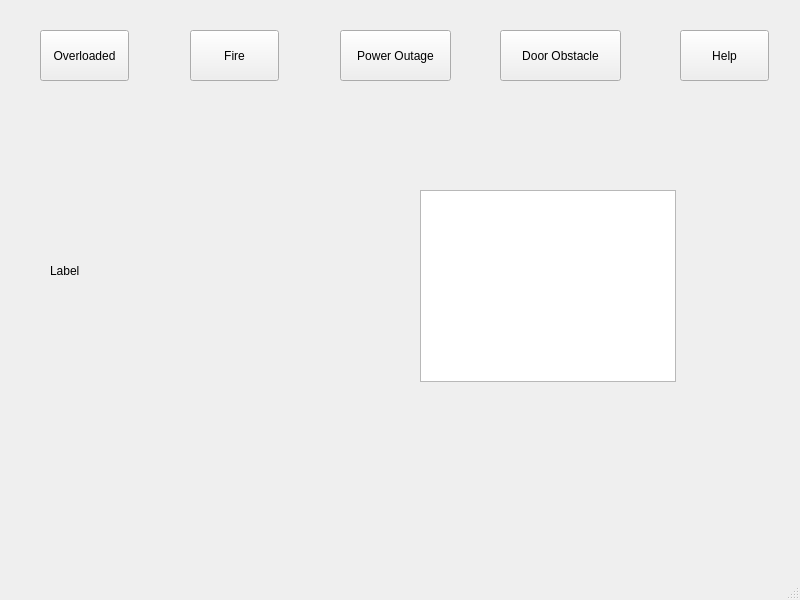
Above: mainwindow.ui from Owen-Allen/Elevator before the change. Below: the same form after it.
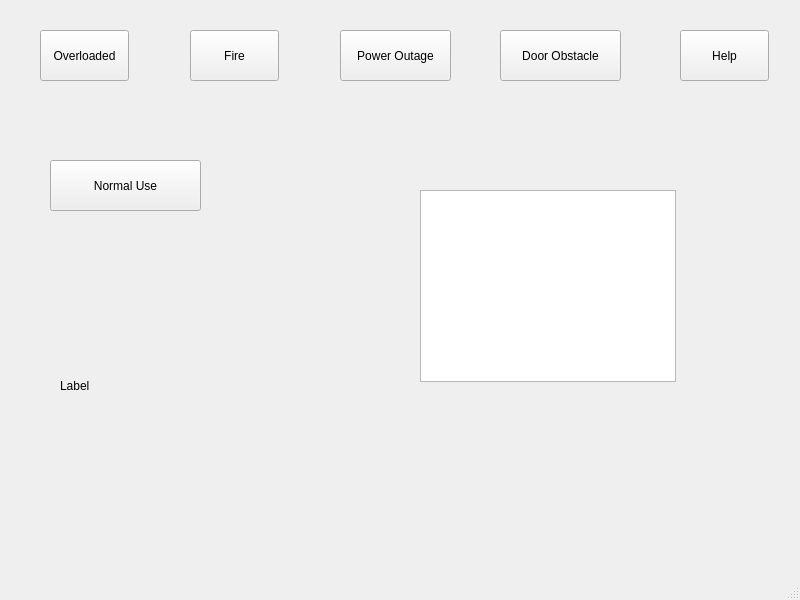
That is the form after the change.

Commit message: Almost done normal usecase, facing problem where when requests are added too quickly, the direction is unable to update fast enough before processing new requests

Diff of the .ui file:
```diff
--- a/mainwindow.ui
+++ b/mainwindow.ui
@@ -69,10 +69,10 @@
    <widget class="QLabel" name="label">
     <property name="geometry">
      <rect>
-      <x>50</x>
-      <y>200</y>
-      <width>201</width>
-      <height>141</height>
+      <x>60</x>
+      <y>270</y>
+      <width>281</width>
+      <height>231</height>
      </rect>
     </property>
     <property name="text">
@@ -102,6 +102,19 @@
      <string>Help</string>
     </property>
    </widget>
+   <widget class="QPushButton" name="pushButton_6">
+    <property name="geometry">
+     <rect>
+      <x>50</x>
+      <y>160</y>
+      <width>151</width>
+      <height>51</height>
+     </rect>
+    </property>
+    <property name="text">
+     <string>Normal Use</string>
+    </property>
+   </widget>
   </widget>
   <widget class="QMenuBar" name="menubar">
    <property name="geometry">
```
The commit also changes 10 other files.
